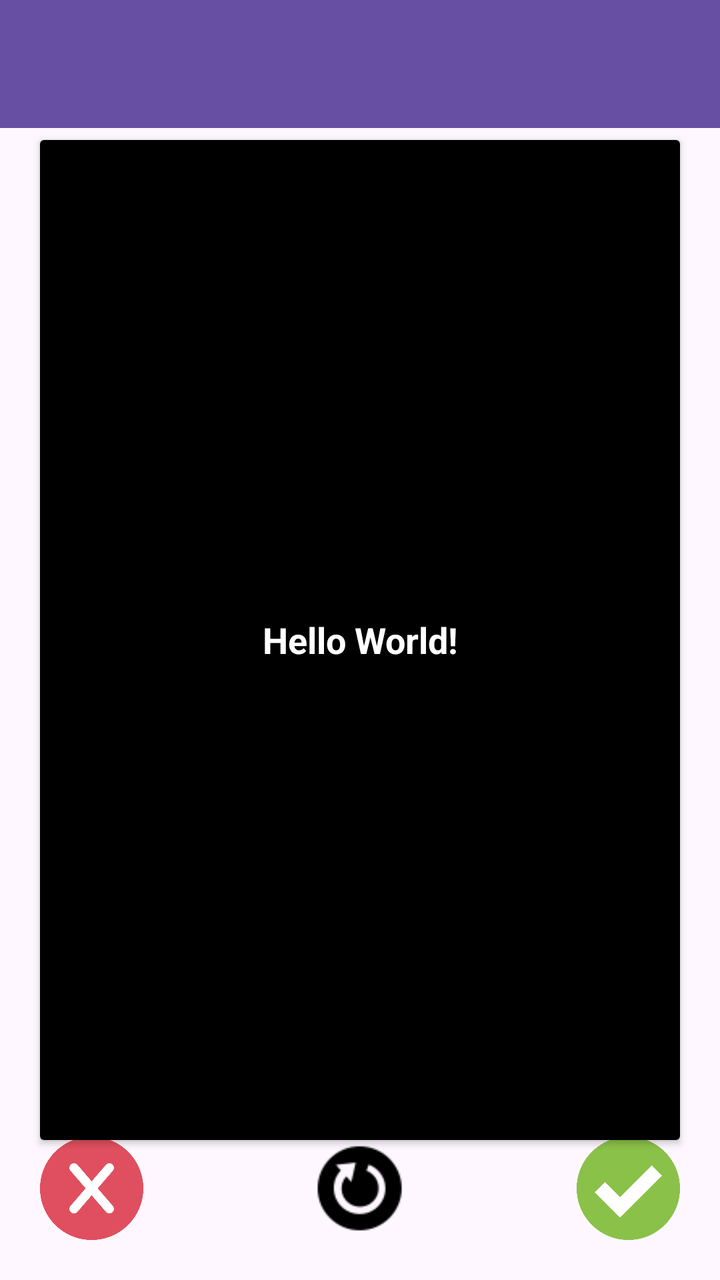
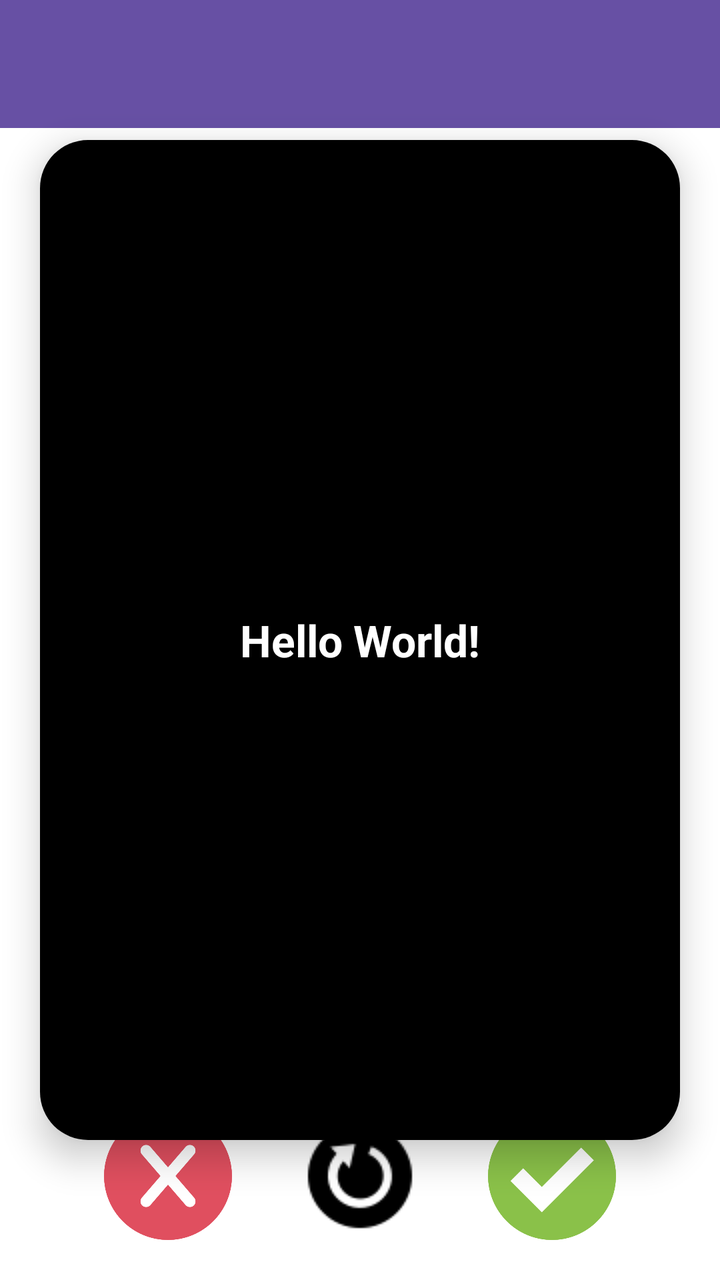

Screens rendered from an Android XML layout before and after an edit, with the pre-edit source and the edit as a unified diff.
<!-- AndroidManifest.xml: application theme Theme.FilmQuiz -->
<!-- res/layout/activity_main.xml -->
<?xml version="1.0" encoding="utf-8"?>
<FrameLayout xmlns:android="http://schemas.android.com/apk/res/android"
    xmlns:app="http://schemas.android.com/apk/res-auto"
    xmlns:tools="http://schemas.android.com/tools"
    android:id="@+id/main"
    android:layout_width="match_parent"
    android:layout_height="match_parent"
    tools:context=".MainActivity">
    
    <androidx.appcompat.widget.Toolbar
        android:id="@+id/toolbar"
        android:layout_width="match_parent"
        android:layout_height="wrap_content"
        android:background="?attr/colorPrimary"
        android:minHeight="?attr/actionBarSize"
        android:theme="?attr/actionBarTheme"
        app:layout_constraintStart_toStartOf="parent"
        app:layout_constraintTop_toTopOf="parent"/>

    <androidx.cardview.widget.CardView
        android:layout_width="320dp"
        android:layout_height="500dp"
        android:layout_gravity="center">
        
        <LinearLayout
            android:layout_width="match_parent"
            android:layout_height="match_parent"
            android:orientation="vertical"
            android:gravity="center"
            android:background="@android:color/black">

            <TextView
                android:id="@+id/tvQuestion"
                android:layout_width="wrap_content"
                android:layout_height="wrap_content"
                android:gravity="center"
                android:text="Hello World!"
                android:textStyle="bold"
                android:textSize="18sp"
                android:textColor="@android:color/white"

                app:layout_constraintBottom_toBottomOf="parent"
                app:layout_constraintEnd_toEndOf="parent"
                app:layout_constraintStart_toStartOf="parent"
                app:layout_constraintTop_toTopOf="parent" />


        </LinearLayout>
        
        

    </androidx.cardview.widget.CardView>

    <ImageButton
        android:id="@+id/bIsFaux"
        android:layout_width="25pt"
        android:layout_height="25pt"
        android:contentDescription="@string/desc"
        android:scaleType="fitCenter"
        android:layout_gravity="bottom|start"
        android:background="@android:color/transparent"
        android:layout_margin="20dp"
        android:src="@drawable/annuler"/>
    <ImageButton
        android:layout_width="25pt"
        android:layout_height="25pt"
        android:contentDescription="@string/desc"
        android:scaleType="fitCenter"
        android:layout_gravity="bottom|center"
        android:background="@android:color/transparent"
        android:layout_margin="20dp"
        android:src="@drawable/reboot"/>
    <ImageButton
        android:layout_width="25pt"
        android:layout_height="25pt"
        android:contentDescription="@string/desc"
        android:scaleType="fitCenter"
        android:layout_gravity="bottom|end"
        android:background="@android:color/transparent"
        android:layout_margin="20dp"
        android:src="@drawable/fait"/>

    

</FrameLayout>
<!-- resources referenced by this layout -->
<resources>
  <!-- drawable annuler: png bitmap (drawable, 14437 bytes) -->
  <!-- drawable fait: png bitmap (drawable, 15953 bytes) -->
  <!-- drawable reboot: png bitmap (drawable, 1235 bytes) -->
  <string name="desc">icon</string>
  <style name="Theme.FilmQuiz" parent="Base.Theme.FilmQuiz" />
  <style name="Base.Theme.FilmQuiz" parent="Theme.Material3.DayNight.NoActionBar">
          
          
      </style>
</resources>

<!-- the commit's change to res/layout/activity_main.xml (unified diff, before → after) -->
@@ -5,81 +5,100 @@
     android:id="@+id/main"
     android:layout_width="match_parent"
     android:layout_height="match_parent"
+    android:background="@android:color/white"
     tools:context=".MainActivity">
-    
+
     <androidx.appcompat.widget.Toolbar
         android:id="@+id/toolbar"
         android:layout_width="match_parent"
-        android:layout_height="wrap_content"
+        android:layout_height="?attr/actionBarSize"
         android:background="?attr/colorPrimary"
         android:minHeight="?attr/actionBarSize"
         android:theme="?attr/actionBarTheme"
-        app:layout_constraintStart_toStartOf="parent"
-        app:layout_constraintTop_toTopOf="parent"/>
+        android:title="@string/app_name" />
 
     <androidx.cardview.widget.CardView
+        android:id="@+id/cardFilm"
         android:layout_width="320dp"
         android:layout_height="500dp"
-        android:layout_gravity="center">
-        
+        android:layout_gravity="center"
+        android:layout_margin="16dp"
+        app:cardCornerRadius="24dp"
+        app:cardElevation="10dp">
+
         <LinearLayout
             android:layout_width="match_parent"
             android:layout_height="match_parent"
+            android:background="@android:color/black"
+            android:gravity="center"
             android:orientation="vertical"
-            android:gravity="center"
-            android:background="@android:color/black">
+            android:padding="24dp">
 
             <TextView
                 android:id="@+id/tvQuestion"
-                android:layout_width="wrap_content"
+                android:layout_width="match_parent"
                 android:layout_height="wrap_content"
                 android:gravity="center"
                 android:text="Hello World!"
-                android:textStyle="bold"
-                android:textSize="18sp"
                 android:textColor="@android:color/white"
-
-                app:layout_constraintBottom_toBottomOf="parent"
-                app:layout_constraintEnd_toEndOf="parent"
-                app:layout_constraintStart_toStartOf="parent"
-                app:layout_constraintTop_toTopOf="parent" />
-
-
+                android:textSize="22sp"
+                android:textStyle="bold" />
         </LinearLayout>
-        
-        
-
     </androidx.cardview.widget.CardView>
 
-    <ImageButton
-        android:id="@+id/bIsFaux"
-        android:layout_width="25pt"
-        android:layout_height="25pt"
-        android:contentDescription="@string/desc"
-        android:scaleType="fitCenter"
-        android:layout_gravity="bottom|start"
-        android:background="@android:color/transparent"
-        android:layout_margin="20dp"
-        android:src="@drawable/annuler"/>
-    <ImageButton
-        android:layout_width="25pt"
-        android:layout_height="25pt"
-        android:contentDescription="@string/desc"
-        android:scaleType="fitCenter"
-        android:layout_gravity="bottom|center"
-        android:background="@android:color/transparent"
-        android:layout_margin="20dp"
-        android:src="@drawable/reboot"/>
-    <ImageButton
-        android:layout_width="25pt"
-        android:layout_height="25pt"
-        android:contentDescription="@string/desc"
-        android:scaleType="fitCenter"
-        android:layout_gravity="bottom|end"
-        android:background="@android:color/transparent"
-        android:layout_margin="20dp"
-        android:src="@drawable/fait"/>
+    <LinearLayout
+        android:id="@+id/layoutBoutons"
+        android:layout_width="match_parent"
+        android:layout_height="wrap_content"
+        android:layout_gravity="bottom"
+        android:layout_marginStart="24dp"
+        android:layout_marginEnd="24dp"
+        android:layout_marginBottom="20dp"
+        android:gravity="center"
+        android:orientation="horizontal">
 
-    
+        <ImageButton
+            android:id="@+id/bIsFaux"
+            android:layout_width="64dp"
+            android:layout_height="64dp"
+            android:layout_marginEnd="32dp"
+            android:background="@android:color/transparent"
+            android:contentDescription="@string/desc_non"
+            android:padding="0dp"
+            android:scaleType="fitCenter"
+            android:src="@drawable/annuler" />
+
+        <ImageButton
+            android:id="@+id/bRestart"
+            android:layout_width="64dp"
+            android:layout_height="64dp"
+            android:layout_marginEnd="32dp"
+            android:background="@android:color/transparent"
+            android:contentDescription="@string/desc_restart"
+            android:padding="0dp"
+            android:scaleType="fitCenter"
+            android:src="@drawable/reboot" />
+
+        <ImageButton
+            android:id="@+id/bIsVrai"
+            android:layout_width="64dp"
+            android:layout_height="64dp"
+            android:background="@android:color/transparent"
+            android:contentDescription="@string/desc_oui"
+            android:padding="0dp"
+            android:scaleType="fitCenter"
+            android:src="@drawable/fait" />
+    </LinearLayout>
+
+    <TextView
+        android:id="@+id/tvResultat"
+        android:layout_width="wrap_content"
+        android:layout_height="wrap_content"
+        android:layout_gravity="bottom|center_horizontal"
+        android:layout_marginBottom="85dp"
+        android:text=""
+        android:textColor="@android:color/black"
+        android:textSize="18sp"
+        android:textStyle="bold" />
 
 </FrameLayout>
<!-- resource entries referenced after the edit -->
@@ -3,7 +3,10 @@
   <!-- drawable annuler: png bitmap (drawable, 14437 bytes) -->
   <!-- drawable fait: png bitmap (drawable, 15953 bytes) -->
   <!-- drawable reboot: png bitmap (drawable, 1235 bytes) -->
-  <string name="desc">icon</string>
+  <string name="app_name">QuizFilm</string>
+  <string name="desc_non">non</string>
+  <string name="desc_oui">oui</string>
+  <string name="desc_restart">Recommencer le quiz</string>
   <style name="Theme.FilmQuiz" parent="Base.Theme.FilmQuiz" />
   <style name="Base.Theme.FilmQuiz" parent="Theme.Material3.DayNight.NoActionBar">
           
